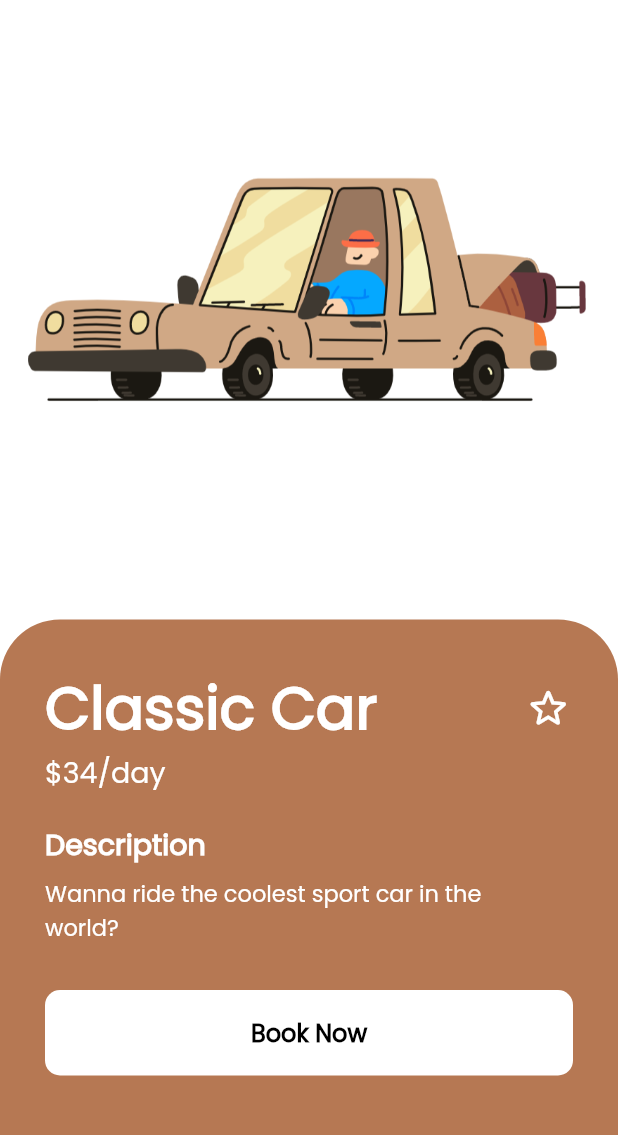
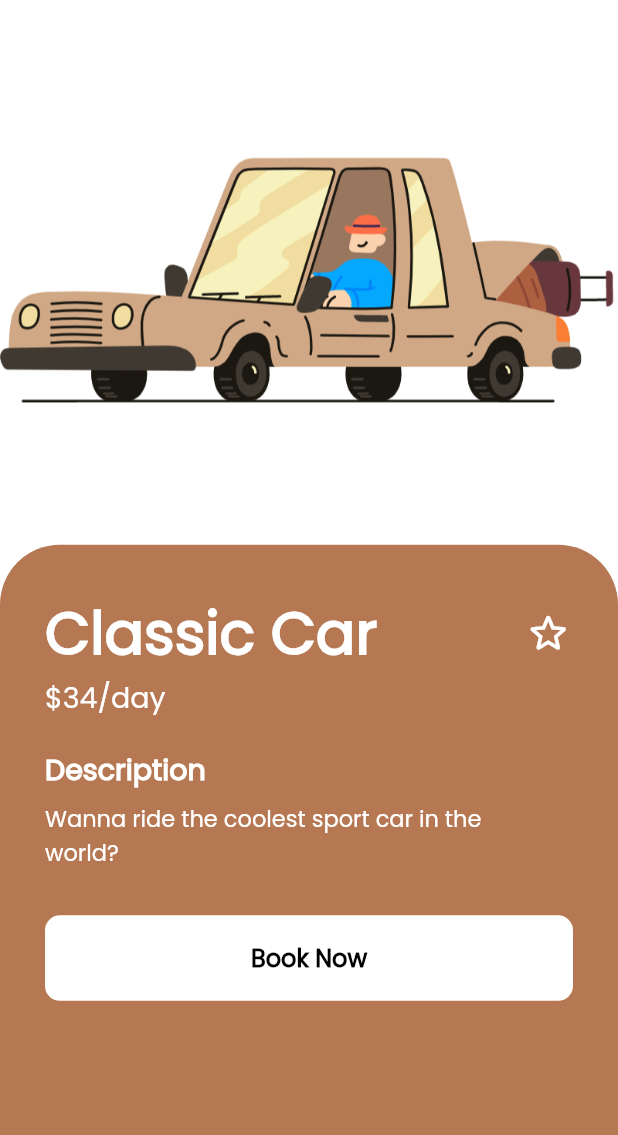
Before and after one commit to drakemd/flutter_onboarding, a Flutter app: the CarDetailScreen screen opened directly with empty values, on a phone screen of 412 x 824 dp, the part 72-1207 px from its top. Run offline on Flutter 3.47's test engine with Material 2 defaults, Android fonts, the phone set to English and light mode, and no system bars; our stand-ins replace flutter_riverpod.

Commit message:
change image size

```diff
--- a/lib/screens/car_detail/car_detail_screen.dart
+++ b/lib/screens/car_detail/car_detail_screen.dart
@@ -27,10 +27,8 @@ class CarDetailScreen extends ConsumerWidget {
                 const SizedBox(
                   height: 40,
                 ),
-                Container(
-                  margin: const EdgeInsets.only(bottom: 37),
-                  height: 288,
-                  width: 375,
+                Expanded(
+                  flex: 4,
                   child: Image.asset(car.asset),
                 ),
                 const SizedBox(
```
